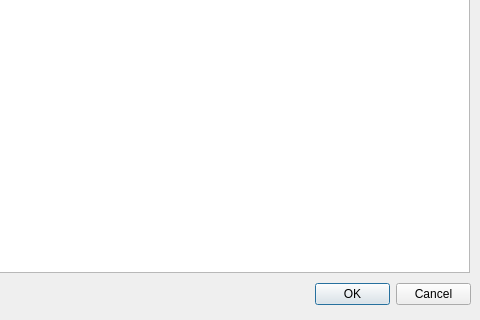
Old version of the form src/FileFormazioniViewer.ui in the repository wdastru/FantaCalcGui; both pictures show x 120 to 600 and y 117 to 437 of the 600 by 437 pixel window.
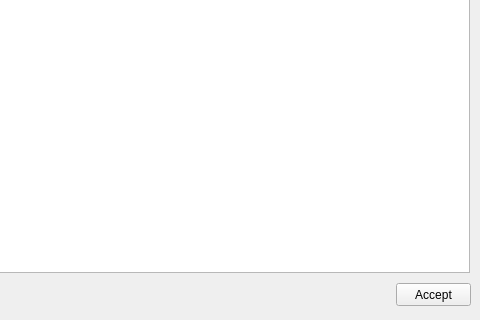
New version of the form.

Commit message: Bug#56 - la formazione viene mostrata in FileFormazioniViewer

```diff
--- a/src/FileFormazioniViewer.ui
+++ b/src/FileFormazioniViewer.ui
@@ -40,17 +40,17 @@
     </rect>
    </property>
   </widget>
-  <widget class="QDialogButtonBox" name="buttonBox">
+  <widget class="QPushButton" name="pushButton">
    <property name="geometry">
     <rect>
-     <x>435</x>
+     <x>516</x>
      <y>400</y>
-     <width>156</width>
+     <width>75</width>
      <height>23</height>
     </rect>
    </property>
-   <property name="standardButtons">
-    <set>QDialogButtonBox::Cancel|QDialogButtonBox::Ok</set>
+   <property name="text">
+    <string>Accept</string>
    </property>
   </widget>
  </widget>
```
Left out of the diff: 2 changed lines with no effect on the pictures. The commit also changes 4 other files.
